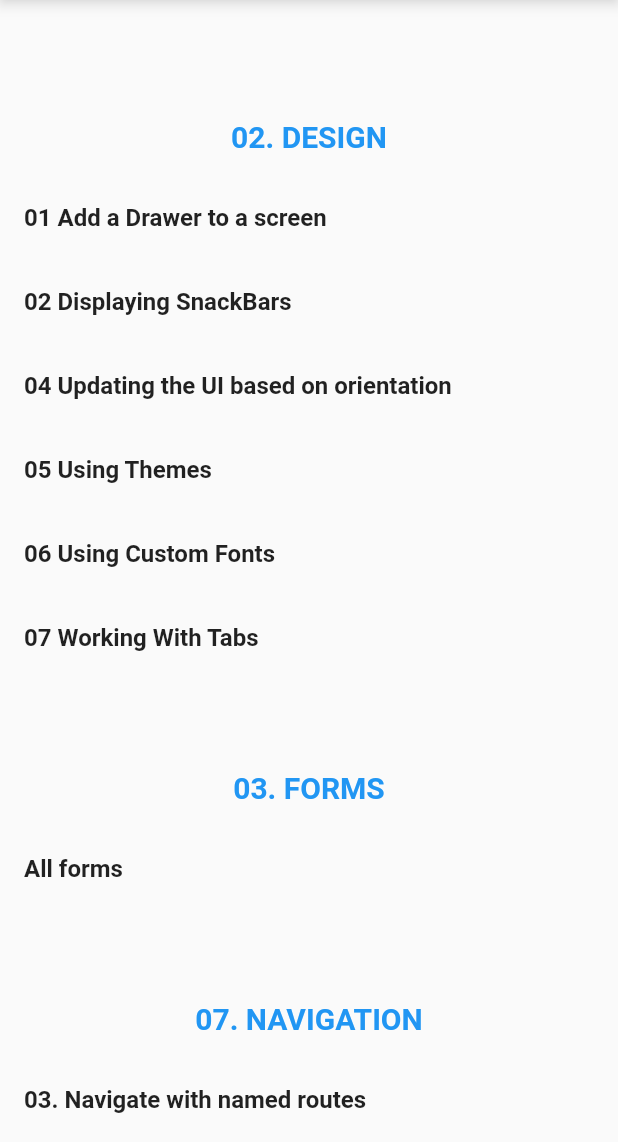
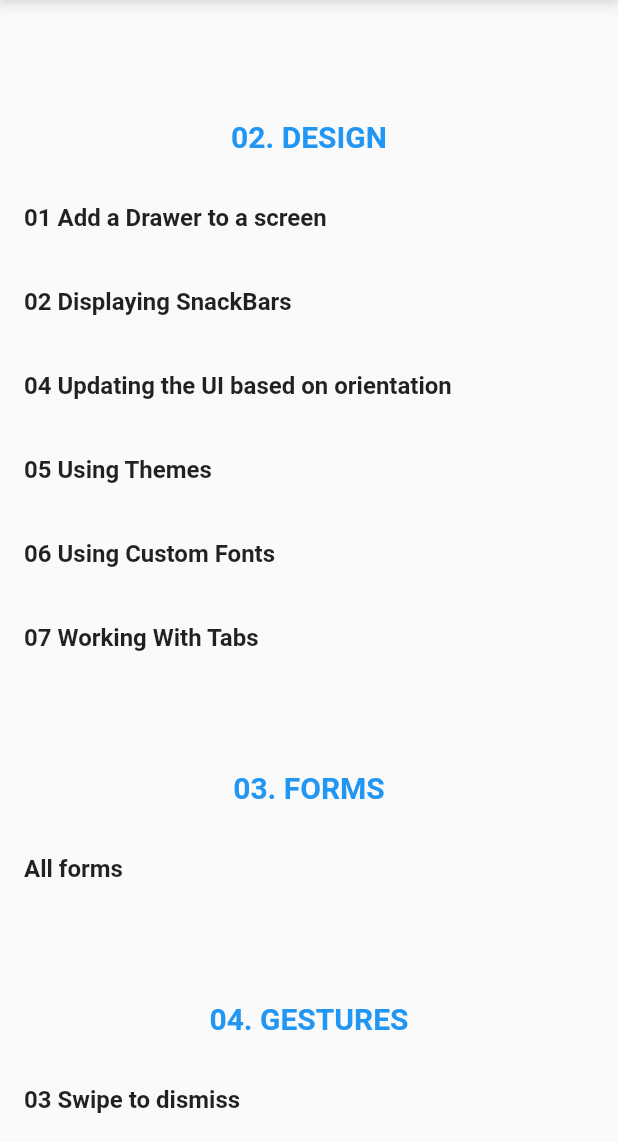
Before and after one commit to arthur-eudeline/flutter-cookbooks, a Flutter app: the screen it shows after launch, scrolled down 184 dp, on a phone screen of 412 x 824 dp, the part 94-1236 px from its top. Run offline on Flutter 3.47's test engine with Material 2 defaults, Android fonts, the phone set to English and light mode, and no system bars.

Commit message:
04 Gestures > 03 Implements Swipe to dismiss

```diff
--- a/lib/main.dart
+++ b/lib/main.dart
@@ -15,6 +15,9 @@ import 'package:cookbooks_training/cookbooks/02_design/07_working_with_tabs/main
 // Forms
 import 'package:cookbooks_training/cookbooks/03_forms/main.dart';
 
+// Gestures
+import 'package:cookbooks_training/cookbooks/04_Gestures/main.dart';
+
 // Navigation
 import 'package:cookbooks_training/cookbooks/07_navigation/03_navigate_with_named_routes/FirstScreen.dart';
 import 'package:cookbooks_training/cookbooks/07_navigation/03_navigate_with_named_routes/SecondScreen.dart';
@@ -26,6 +29,7 @@ class MyApp extends StatelessWidget {
   Widget build(BuildContext context) {
     return MaterialApp(
       title: 'Flutter Cookbooks',
+      debugShowCheckedModeBanner: false,
       theme: ThemeData(
         primarySwatch: Colors.blue,
       ),
@@ -47,6 +51,9 @@ class MyApp extends StatelessWidget {
 
         // Forms
         "/03_forms/main" : (context) => AppForm(),
+
+        // Gestures
+        "/04_gestures/main" : (context) => AppGesture(),
 
         "/07_navigation/03_navigate_with_named_routes/firstScreen": (context) =>
             FirstScreen(),
@@ -151,7 +158,7 @@ class MyHomePage extends StatelessWidget {
             ],
           ),
 
-
+          // ---- 03 Forms ----
           Column(
             children: <Widget>[
               buildRowTitle("03. Forms", context),
@@ -163,7 +170,17 @@ class MyHomePage extends StatelessWidget {
             ],
           ),
 
-
+          // ---- 04 Gestures ----
+          Column(
+            children: <Widget>[
+              buildRowTitle("04. Gestures", context),
+              buildRowItem(
+                bookName: "03 Swipe to dismiss",
+                bookRoute: "/04_gestures/main",
+                context: context
+              ),
+            ],
+          ),
 
           // ---- 07 Navigation ----
           Column(
```
Also changed, not shown: lib/cookbooks/04_Gestures/main.dart (added, +77 -0 lines), pubspec.lock.
